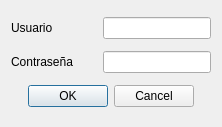
Qt form configuracion/dialoglogin.ui (rodety/manager) before a commit.
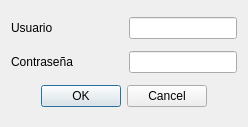
The same form after that commit.

```diff
--- a/configuracion/dialoglogin.ui
+++ b/configuracion/dialoglogin.ui
@@ -6,7 +6,7 @@
    <rect>
     <x>0</x>
     <y>0</y>
-    <width>222</width>
+    <width>248</width>
     <height>127</height>
    </rect>
   </property>
```
Left out of the diff: 2 changed lines with no effect on the pictures.
